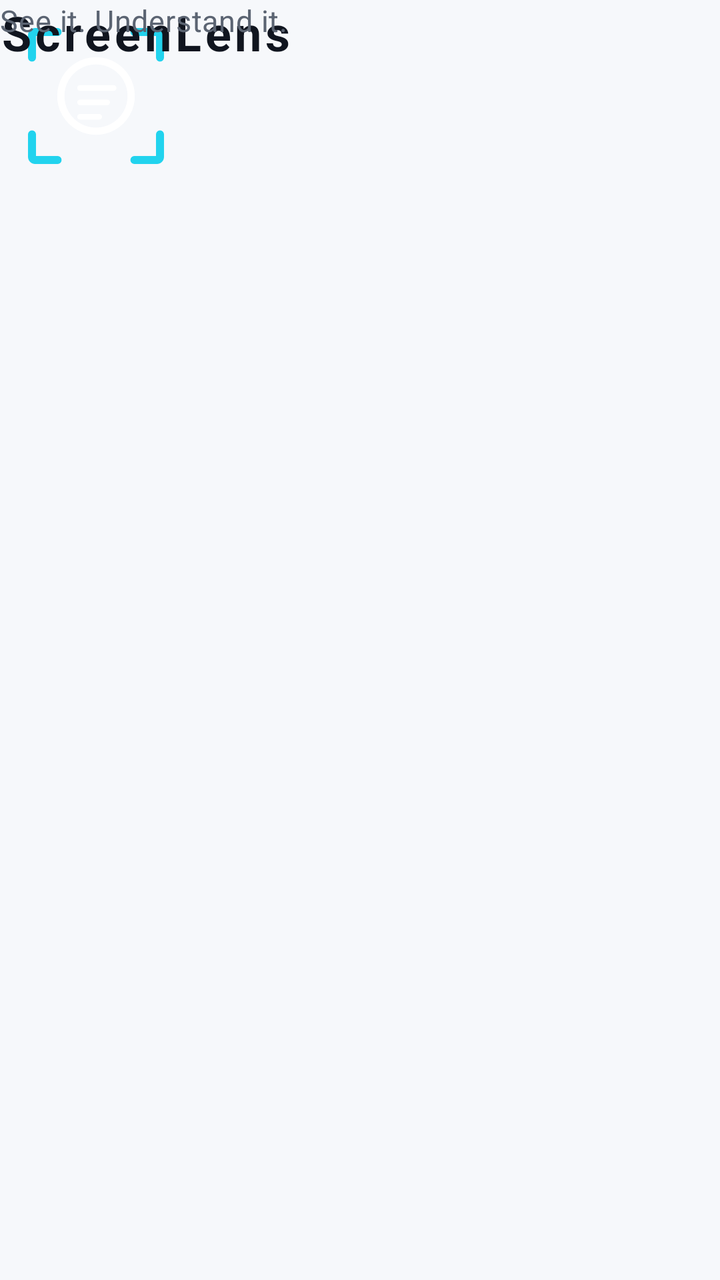
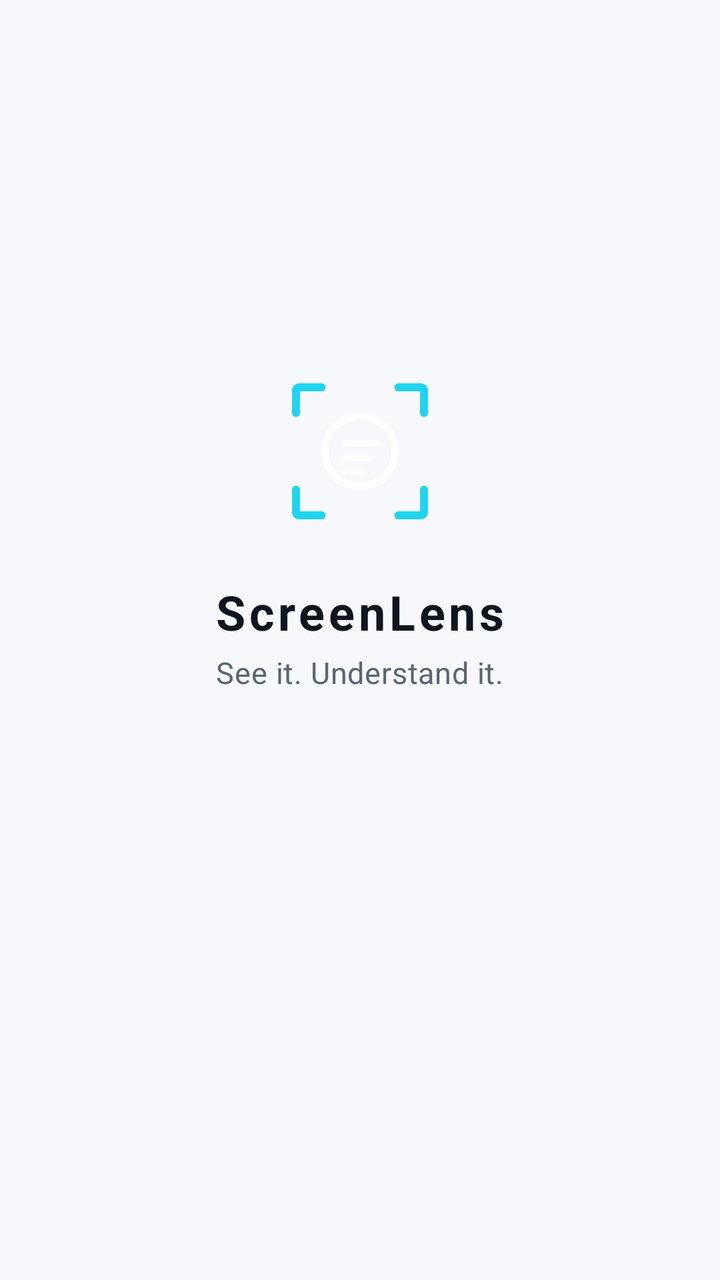

The first picture is an Android layout as it rendered before a commit; the second is the same layout after the commit. The layout source and the unified diff follow.
<!-- AndroidManifest.xml: activity theme Theme.ScreenLens.Splash -->
<!-- res/layout/activity_splash.xml -->
<?xml version="1.0" encoding="utf-8"?>
<androidx.constraintlayout.widget.ConstraintLayout xmlns:android="http://schemas.android.com/apk/res/android"
    xmlns:app="http://schemas.android.com/apk/res/app"
    xmlns:tools="http://schemas.android.com/tools"
    android:layout_width="match_parent"
    android:layout_height="match_parent"
    android:background="@color/color_background">

    <ImageView
        android:id="@+id/logo"
        android:layout_width="96dp"
        android:layout_height="96dp"
        android:contentDescription="@string/cd_screenlens_logo"
        android:src="@drawable/ic_screenlens_logo"
        app:layout_constraintBottom_toTopOf="@id/appName"
        app:layout_constraintEnd_toEndOf="parent"
        app:layout_constraintStart_toStartOf="parent"
        app:layout_constraintTop_toTopOf="parent"
        app:layout_constraintVertical_chainStyle="packed"
        app:layout_constraintVertical_bias="0.42" />

    <TextView
        android:id="@+id/appName"
        android:layout_width="wrap_content"
        android:layout_height="wrap_content"
        android:layout_marginTop="@dimen/space_lg"
        android:letterSpacing="0.08"
        android:text="@string/app_name"
        android:textAppearance="@style/TextAppearance.ScreenLens.Headline"
        app:layout_constraintBottom_toTopOf="@id/tagline"
        app:layout_constraintEnd_toEndOf="parent"
        app:layout_constraintStart_toStartOf="parent"
        app:layout_constraintTop_toBottomOf="@id/logo" />

    <TextView
        android:id="@+id/tagline"
        android:layout_width="wrap_content"
        android:layout_height="wrap_content"
        android:layout_marginTop="@dimen/space_xs"
        android:layout_marginBottom="@dimen/space_3xl"
        android:text="@string/app_tagline"
        android:textAppearance="@style/TextAppearance.ScreenLens.BodySecondary"
        app:layout_constraintBottom_toBottomOf="parent"
        app:layout_constraintEnd_toEndOf="parent"
        app:layout_constraintStart_toStartOf="parent"
        app:layout_constraintTop_toBottomOf="@id/appName"
        tools:ignore="SpUsage" />

</androidx.constraintlayout.widget.ConstraintLayout>
<!-- resources referenced by this layout -->
<resources>
  <color name="color_background">#F6F8FB</color>
  <dimen name="space_3xl">48dp</dimen>
  <dimen name="space_lg">16dp</dimen>
  <dimen name="space_xs">4dp</dimen>
  <string name="app_name" translatable="false">ScreenLens</string>
  <string name="app_tagline">See it. Understand it.</string>
  <string name="cd_screenlens_logo">ScreenLens logo</string>
  <style name="TextAppearance.ScreenLens.BodySecondary" parent="TextAppearance.Material3.BodyMedium">
          <item name="android:textSize">@dimen/text_body</item>
          <item name="android:textColor">@color/color_text_secondary</item>
      </style>
  <style name="TextAppearance.ScreenLens.Headline" parent="TextAppearance.Material3.HeadlineSmall">
          <item name="android:textSize">@dimen/text_headline</item>
          <item name="android:textColor">@color/color_text_primary</item>
          <item name="android:textStyle">bold</item>
      </style>
  <style name="Theme.ScreenLens.Splash" parent="Theme.SplashScreen">
          <item name="windowSplashScreenBackground">@color/color_background</item>
          <item name="windowSplashScreenAnimatedIcon">@drawable/ic_screenlens_logo</item>
          <item name="windowSplashScreenAnimationDuration">450</item>
          <item name="postSplashScreenTheme">@style/Theme.ScreenLens</item>
      </style>
  <dimen name="text_body">15sp</dimen>
  <color name="color_text_secondary">#5B6472</color>
  <dimen name="text_headline">24sp</dimen>
  <color name="color_text_primary">#10151F</color>
  <color name="brand_primary">#0091EA</color>
  <color name="brand_on_primary">#FFFFFF</color>
  <color name="brand_primary_container">#D2ECFF</color>
  <color name="brand_on_primary_container">#00344F</color>
  <color name="color_surface">#FFFFFF</color>
  <color name="color_surface_variant">#EBEFF5</color>
  <color name="color_outline">#D3D9E2</color>
  <color name="color_error">#D93025</color>
  <color name="white">#FFFFFF</color>
  <color name="color_error_container">#FBDFDC</color>
  <style name="ThemeOverlay.ScreenLens.Dialog" parent="ThemeOverlay.Material3.MaterialAlertDialog">
          <item name="colorPrimary">@color/brand_primary</item>
          <item name="colorSurface">@color/color_surface</item>
      </style>
  <style name="ThemeOverlay.ScreenLens.BottomSheet" parent="ThemeOverlay.Material3.BottomSheetDialog">
          <item name="bottomSheetStyle">@style/Widget.ScreenLens.BottomSheet</item>
      </style>
  <style name="Widget.ScreenLens.BottomSheet" parent="Widget.Material3.BottomSheet.Modal">
          <item name="shapeAppearance">@style/ShapeAppearance.ScreenLens.TopRounded</item>
          <item name="backgroundTint">@color/color_surface</item>
      </style>
  <style name="ShapeAppearance.ScreenLens.TopRounded" parent="ShapeAppearance.Material3.LargeComponent">
          <item name="cornerFamily">rounded</item>
          <item name="cornerSizeTopLeft">@dimen/radius_lg</item>
          <item name="cornerSizeTopRight">@dimen/radius_lg</item>
          <item name="cornerSizeBottomLeft">0dp</item>
          <item name="cornerSizeBottomRight">0dp</item>
      </style>
  <dimen name="radius_lg">24dp</dimen>
  <!-- unchanged entries left out for length: 2 -->
</resources>

<!-- the commit's change to res/layout/activity_splash.xml (unified diff, before → after) -->
@@ -1,6 +1,6 @@
 <?xml version="1.0" encoding="utf-8"?>
 <androidx.constraintlayout.widget.ConstraintLayout xmlns:android="http://schemas.android.com/apk/res/android"
-    xmlns:app="http://schemas.android.com/apk/res/app"
+    xmlns:app="http://schemas.android.com/apk/res-auto"
     xmlns:tools="http://schemas.android.com/tools"
     android:layout_width="match_parent"
     android:layout_height="match_parent"
